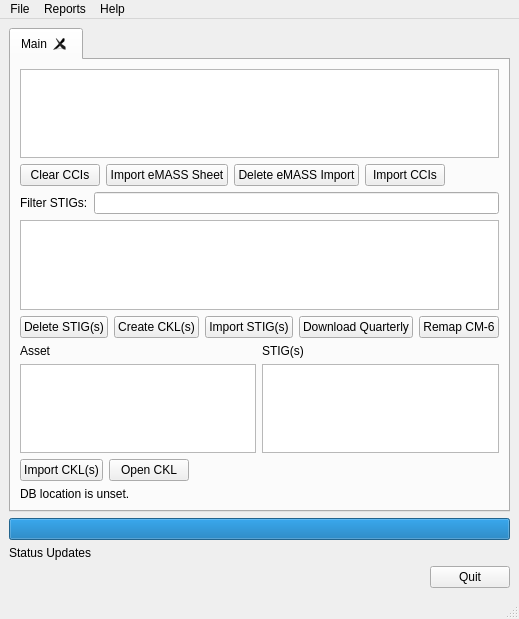
The window that src/stigqter.ui (squinky86/STIGQter) describes before a commit, drawn with Qt 5.
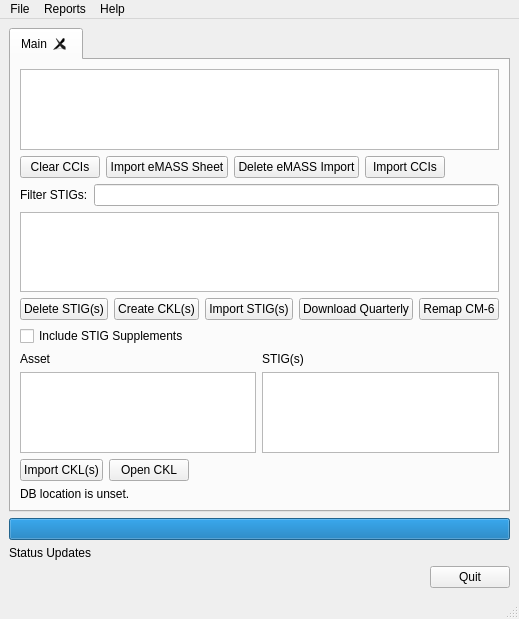
The same window after the commit.

Commit message: choose whether to download STIG supplementary material

What changed in the file:
```diff
--- a/src/stigqter.ui
+++ b/src/stigqter.ui
@@ -186,6 +186,20 @@
           </item>
          </layout>
         </item>
+        <item>
+         <layout class="QHBoxLayout" name="horizontalLayout_7">
+          <item>
+           <widget class="QCheckBox" name="cbIncludeSupplements">
+            <property name="toolTip">
+             <string>Include Supplementary STIG Material for Editing STIGs</string>
+            </property>
+            <property name="text">
+             <string>Include STIG Supplements</string>
+            </property>
+           </widget>
+          </item>
+         </layout>
+        </item>
         <item>
          <layout class="QHBoxLayout" name="horizontalLayout_5">
           <item>
```
Left out of the diff: 37 changed lines with no effect on the pictures. The commit also changes 9 other files.
